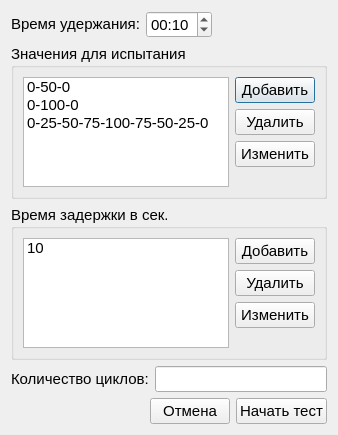
Old version of the form CyclicTestSettings.ui in the repository Rekvim/MpiSki.
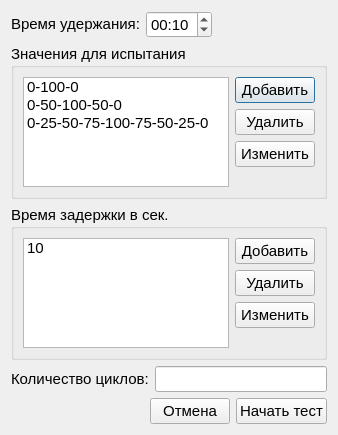
New version of the form.

Patch:
```diff
--- a/CyclicTestSettings.ui
+++ b/CyclicTestSettings.ui
@@ -81,12 +81,12 @@
         </property>
         <item>
          <property name="text">
-          <string>0-50-0</string>
+          <string>0-100-0</string>
          </property>
         </item>
         <item>
          <property name="text">
-          <string>0-100-0</string>
+          <string>0-50-100-50-0</string>
          </property>
         </item>
         <item>
```
